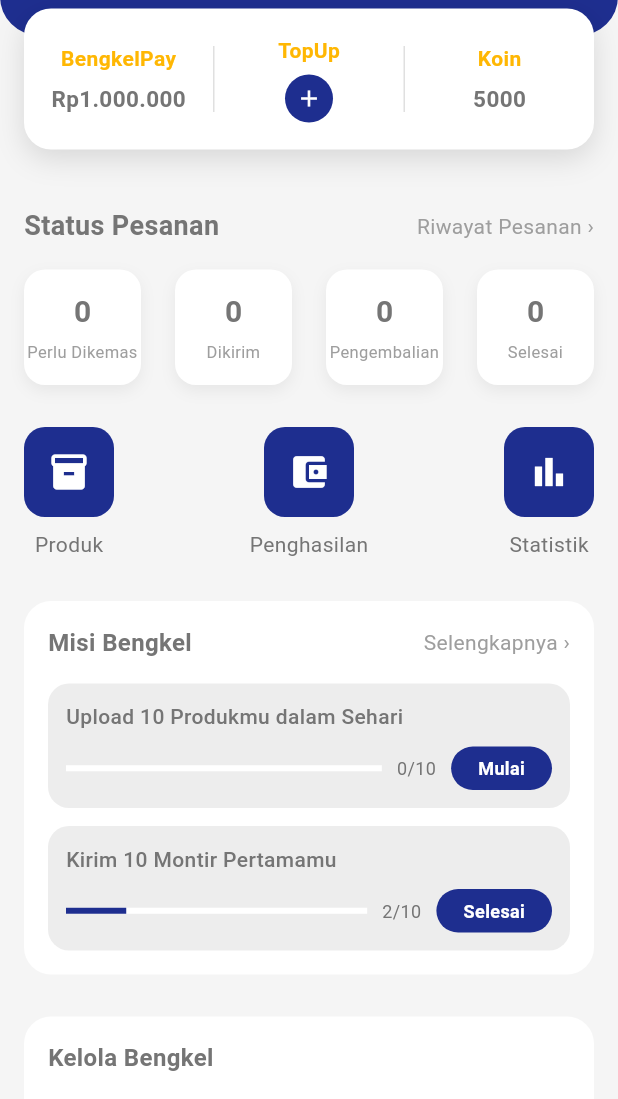
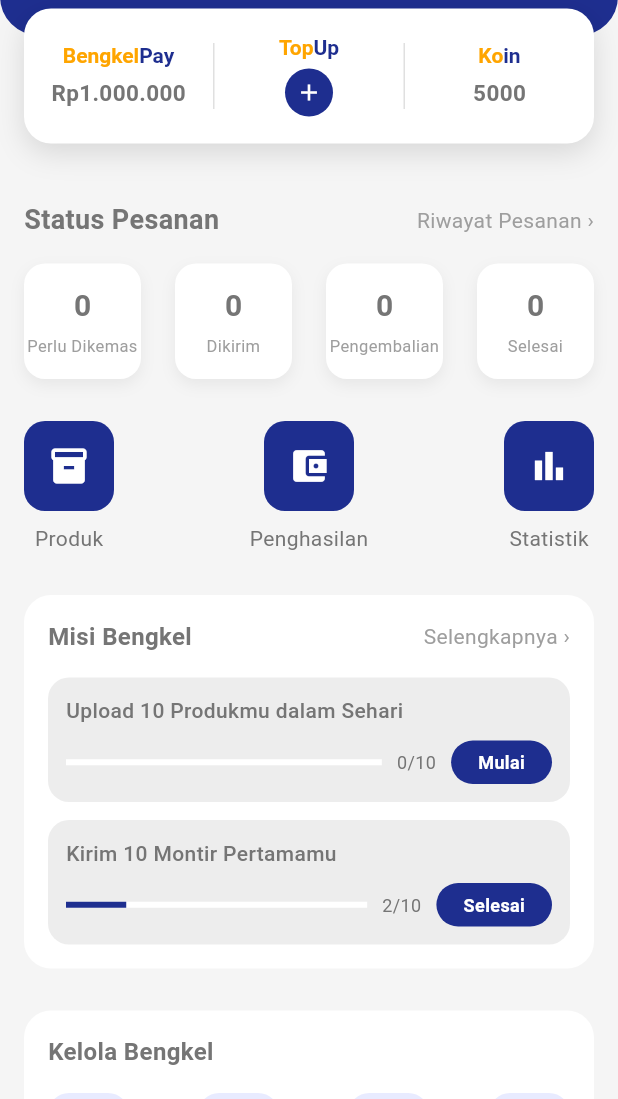
Before and after one commit to crazykillerrr/BengkelHelp, a Flutter app: the SellerDashboardScreen screen opened directly, on a phone screen of 412 x 824 dp, the part 137-1236 px from its top. Run offline on Flutter 3.47's test engine with Material 3 defaults, Android fonts, the phone set to English and light mode, and no system bars; our stand-ins replace cloud_firestore, firebase_auth, firebase_core, image_picker; accounts and stored records are empty.

Commit message:
dashboard ui

```diff
--- a/lib/presentation/screens/seller/dashboard/seller_dashboard_screen.dart
+++ b/lib/presentation/screens/seller/dashboard/seller_dashboard_screen.dart
@@ -114,11 +114,11 @@
           ),
           child: Row(
             children: [
-              _walletItem("BengkelPay", "Rp1.000.000"),
+              _bengkelPayItem("Rp1.000.000"),
               _divider(),
-              _walletTopUp(),
+              _topUpItem(),
               _divider(),
-              _walletItem("Koin", "5000"),
+              _coinItem("5000"),
             ],
           ),
         ),
@@ -126,43 +126,70 @@
     );
   }
 
-  Widget _walletItem(String title, String value) {
+  Widget _bengkelPayItem(String value) {
     return Expanded(
       child: Column(
         children: [
-          Text(
-            title,
-            style: const TextStyle(
-              color: Color(0xFFFFB703),
-              fontWeight: FontWeight.bold,
+          RichText(
+            text: const TextSpan(
+              children: [
+                TextSpan(
+                  text: 'Bengkel',
+                  style: TextStyle(
+                    fontSize: 14,
+                    fontWeight: FontWeight.bold,
+                    color: Color(0xFFFFA500),
+                  ),
+                ),
+                TextSpan(
+                  text: 'Pay',
+                  style: TextStyle(
+                    fontSize: 14,
+                    fontWeight: FontWeight.bold,
+                    color: Color(0xFF1E2E8F),
+                  ),
+                ),
+              ],
             ),
           ),
           const SizedBox(height: 6),
           Text(
             value,
-            style: const TextStyle(
-              fontSize: 15,
-              fontWeight: FontWeight.bold,
-            ),
+            style: const TextStyle(fontSize: 15, fontWeight: FontWeight.bold),
           ),
         ],
       ),
     );
   }
 
-  Widget _walletTopUp() {
+  Widget _topUpItem() {
     return Expanded(
       child: Column(
-        children: const [
-          Text(
-            "TopUp",
-            style: TextStyle(
-              color: Color(0xFFFFB703),
-              fontWeight: FontWeight.bold,
+        children: [
+          RichText(
+            text: const TextSpan(
+              children: [
+                TextSpan(
+                  text: 'Top',
+                  style: TextStyle(
+                    fontSize: 14,
+                    fontWeight: FontWeight.bold,
+                    color: Color(0xFFFFA500),
+                  ),
+                ),
+                TextSpan(
+                  text: 'Up',
+                  style: TextStyle(
+                    fontSize: 14,
+                    fontWeight: FontWeight.bold,
+                    color: Color(0xFF1E2E8F),
+                  ),
+                ),
+              ],
             ),
           ),
-          SizedBox(height: 6),
-          CircleAvatar(
+          const SizedBox(height: 6),
+          const CircleAvatar(
             radius: 16,
             backgroundColor: Color(0xFF1E2E8F),
             child: Icon(Icons.add, size: 18, color: Colors.white),
@@ -172,12 +199,44 @@
     );
   }
 
+  Widget _coinItem(String value) {
+    return Expanded(
+      child: Column(
+        children: [
+          RichText(
+            text: const TextSpan(
+              children: [
+                TextSpan(
+                  text: 'Ko',
+                  style: TextStyle(
+                    fontSize: 14,
+                    fontWeight: FontWeight.bold,
+                    color: Color(0xFFFFA500),
+                  ),
+                ),
+                TextSpan(
+                  text: 'in',
+                  style: TextStyle(
+                    fontSize: 14,
+                    fontWeight: FontWeight.bold,
+                    color: Color(0xFF1E2E8F),
+                  ),
+                ),
+              ],
+            ),
+          ),
+          const SizedBox(height: 6),
+          Text(
+            value,
+            style: const TextStyle(fontSize: 15, fontWeight: FontWeight.bold),
+          ),
+        ],
+      ),
+    );
+  }
+
   Widget _divider() {
-    return Container(
-      width: 1,
-      height: 44,
-      color: Colors.grey[300],
-    );
+    return Container(width: 1, height: 44, color: Colors.grey[300]);
   }
 
   // ================= STATUS PESANAN =================
@@ -240,19 +299,13 @@
       ),
       child: Column(
         children: [
-          Text(
-            count,
-            style: const TextStyle(
-              fontSize: 20,
-              fontWeight: FontWeight.bold,
-            ),
-          ),
+          Text(count,
+              style:
+              const TextStyle(fontSize: 20, fontWeight: FontWeight.bold)),
           const SizedBox(height: 4),
-          Text(
-            label,
-            textAlign: TextAlign.center,
-            style: const TextStyle(fontSize: 11, color: Colors.grey),
-          ),
+          Text(label,
+              textAlign: TextAlign.center,
+              style: const TextStyle(fontSize: 11, color: Colors.grey)),
         ],
       ),
     );
@@ -288,11 +341,11 @@
             Row(
               mainAxisAlignment: MainAxisAlignment.spaceBetween,
               children: const [
-                Text(
-                  "Misi Bengkel",
-                  style: TextStyle(fontSize: 16, fontWeight: FontWeight.bold),
-                ),
-                Text("Selengkapnya ›", style: TextStyle(color: Colors.grey)),
+                Text("Misi Bengkel",
+                    style:
+                    TextStyle(fontSize: 16, fontWeight: FontWeight.bold)),
+                Text("Selengkapnya ›",
+                    style: TextStyle(color: Colors.grey)),
               ],
             ),
             const SizedBox(height: 16),
@@ -367,10 +420,9 @@
         child: Column(
           crossAxisAlignment: CrossAxisAlignment.start,
           children: [
-            const Text(
-              "Kelola Bengkel",
-              style: TextStyle(fontSize: 16, fontWeight: FontWeight.bold),
-            ),
+            const Text("Kelola Bengkel",
+                style:
+                TextStyle(fontSize: 16, fontWeight: FontWeight.bold)),
             const SizedBox(height: 16),
             Row(
               mainAxisAlignment: MainAxisAlignment.spaceBetween,
@@ -451,10 +503,7 @@
             ),
           ),
           const SizedBox(height: 8),
-          Text(
-            label,
-            style: const TextStyle(fontSize: 12),
-          ),
+          Text(label, style: const TextStyle(fontSize: 12)),
         ],
       ),
     );
```
